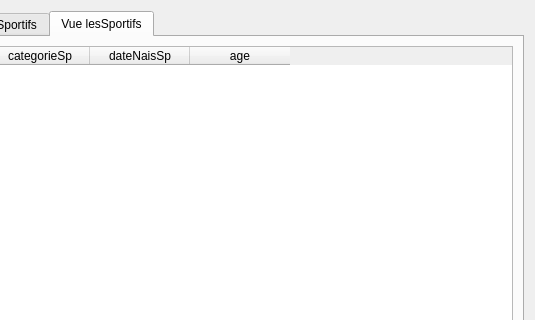
Qt form gui/tablesData.ui (pH0xe/L3-Info-Projet-CEBD) before a commit; both pictures show x 433 to 968 and y 0 to 320 of the 968 by 600 pixel window.
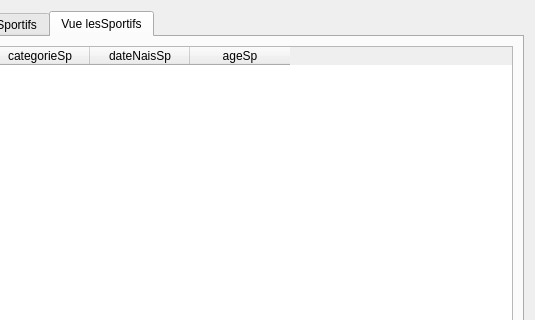
The same form after that commit.

```diff
--- a/gui/tablesData.ui
+++ b/gui/tablesData.ui
@@ -583,7 +583,7 @@
          </column>
          <column>
           <property name="text">
-           <string>age</string>
+           <string>ageSp</string>
           </property>
          </column>
         </widget>
```
